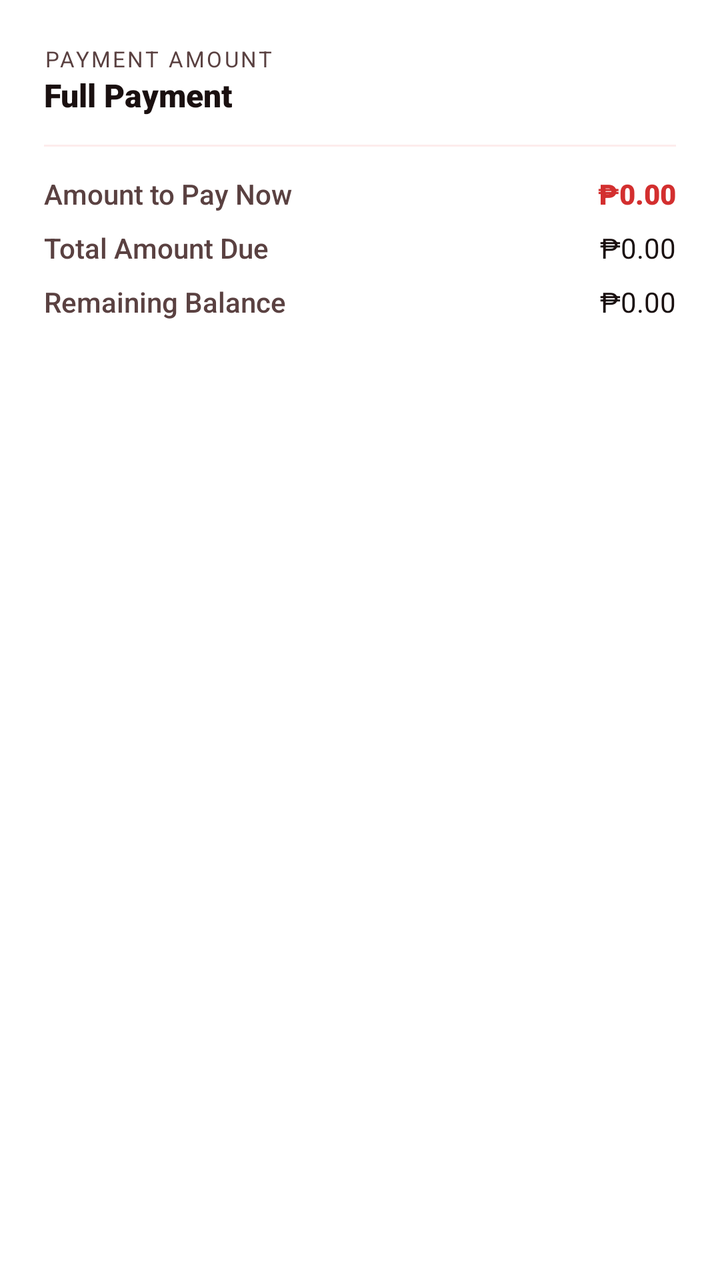
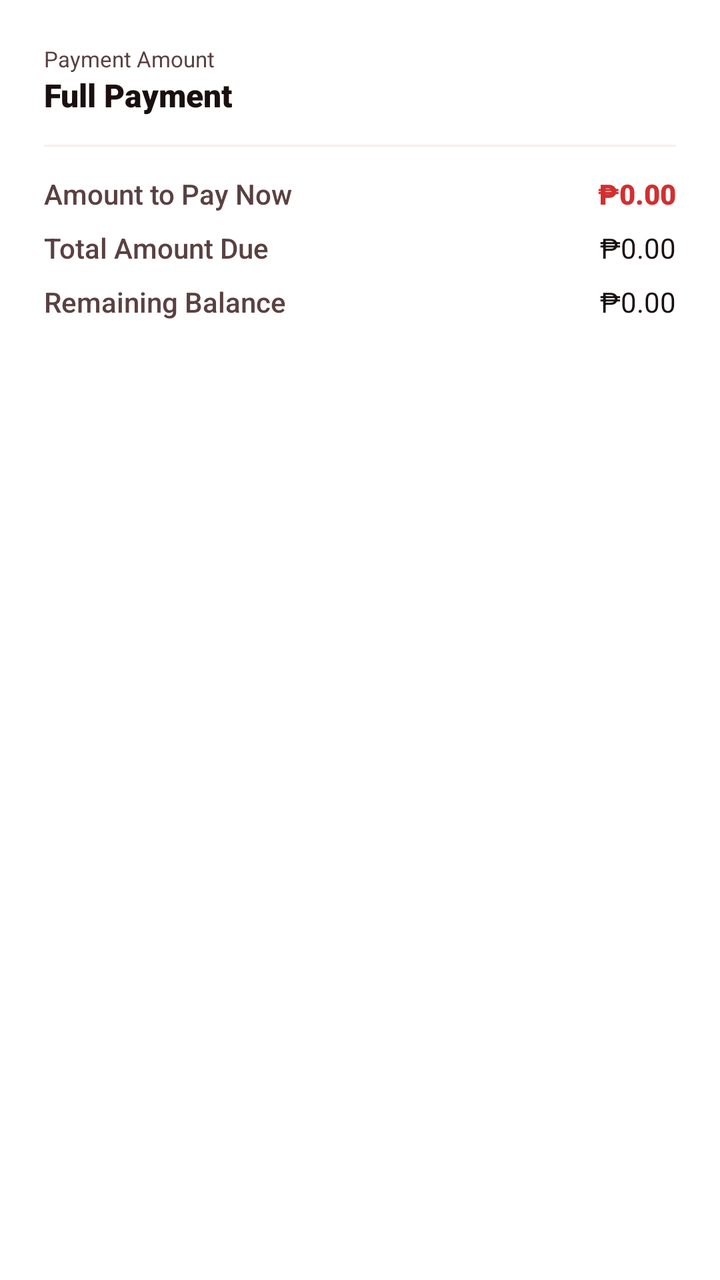

Before-and-after screenshots of an Android layout around one commit, followed by the original layout XML and the change that was made.
<!-- AndroidManifest.xml: application theme Theme.VelocitySuites -->
<!-- res/layout/dialog_payment_confirmation.xml -->
<?xml version="1.0" encoding="utf-8"?>
<LinearLayout xmlns:android="http://schemas.android.com/apk/res/android"
    android:layout_width="match_parent"
    android:layout_height="wrap_content"
    android:orientation="vertical"
    android:padding="22dp">

    <TextView
        android:layout_width="wrap_content"
        android:layout_height="wrap_content"
        android:text="@string/payment_option_label"
        android:textAllCaps="true"
        android:letterSpacing="0.1"
        android:textColor="@color/velocity_text_secondary"
        android:fontFamily="sans-serif-bold"
        android:textSize="11sp" />

    <TextView
        android:id="@+id/confirmPaymentType"
        android:layout_width="wrap_content"
        android:layout_height="wrap_content"
        android:text="@string/payment_type_full"
        android:textColor="@color/velocity_text_primary"
        android:fontFamily="sans-serif-black"
        android:textSize="16sp"
        android:layout_marginBottom="14dp" />

    <View
        android:layout_width="match_parent"
        android:layout_height="1dp"
        android:background="@color/velocity_red_soft"
        android:layout_marginBottom="14dp" />

    <LinearLayout
        android:layout_width="match_parent"
        android:layout_height="wrap_content"
        android:orientation="horizontal"
        android:layout_marginBottom="8dp">
        <TextView
            android:layout_width="0dp"
            android:layout_weight="1"
            android:layout_height="wrap_content"
            android:text="@string/amount_to_pay_label"
            android:textColor="@color/velocity_text_secondary"
            android:fontFamily="sans-serif-medium" />
        <TextView
            android:id="@+id/confirmAmount"
            android:layout_width="wrap_content"
            android:layout_height="wrap_content"
            android:text="@string/zero_amount_display"
            android:textColor="@color/velocity_red_primary"
            android:fontFamily="sans-serif-black" />
    </LinearLayout>

    <LinearLayout
        android:layout_width="match_parent"
        android:layout_height="wrap_content"
        android:orientation="horizontal"
        android:layout_marginBottom="8dp">
        <TextView
            android:layout_width="0dp"
            android:layout_weight="1"
            android:layout_height="wrap_content"
            android:text="@string/total_amount_due"
            android:textColor="@color/velocity_text_secondary"
            android:fontFamily="sans-serif-medium" />
        <TextView
            android:id="@+id/confirmTotalDue"
            android:layout_width="wrap_content"
            android:layout_height="wrap_content"
            android:text="@string/zero_amount_display"
            android:textColor="@color/velocity_text_primary"
            android:fontFamily="sans-serif-bold" />
    </LinearLayout>

    <LinearLayout
        android:layout_width="match_parent"
        android:layout_height="wrap_content"
        android:orientation="horizontal">
        <TextView
            android:layout_width="0dp"
            android:layout_weight="1"
            android:layout_height="wrap_content"
            android:text="@string/remaining_balance_label"
            android:textColor="@color/velocity_text_secondary"
            android:fontFamily="sans-serif-medium" />
        <TextView
            android:id="@+id/confirmRemainingBalance"
            android:layout_width="wrap_content"
            android:layout_height="wrap_content"
            android:text="@string/zero_amount_display"
            android:textColor="@color/velocity_text_primary"
            android:fontFamily="sans-serif-bold" />
    </LinearLayout>

</LinearLayout>
<!-- resources referenced by this layout -->
<resources>
  <color name="velocity_red_primary">#D32F2F</color>
  <color name="velocity_red_soft">#FDECEC</color>
  <color name="velocity_text_primary">#1A1010</color>
  <color name="velocity_text_secondary">#5A4141</color>
  <string name="amount_to_pay_label">Amount to Pay Now</string>
  <string name="payment_option_label">Payment Amount</string>
  <string name="payment_type_full">Full Payment</string>
  <string name="remaining_balance_label">Remaining Balance</string>
  <string name="total_amount_due">Total Amount Due</string>
  <string name="zero_amount_display">₱0.00</string>
  <color name="velocity_red_dark">#7F1212</color>
  <color name="white">#FFFFFFFF</color>
  <color name="velocity_red_rose">#EF5350</color>
  <color name="velocity_red_deep">#5A0A0A</color>
  <style name="ShapeAppearance.Velocity.Square" parent="">
          <item name="cornerFamily">rounded</item>
          <item name="cornerSize">0dp</item>
      </style>
  <style name="ShapeAppearance.Velocity.Card" parent="">
          <item name="cornerFamily">rounded</item>
          <item name="cornerSize">@dimen/card_corner_radius</item>
      </style>
  <style name="Widget.Velocity.Flat.Button" parent="Widget.MaterialComponents.Button">
          <item name="cornerRadius">0dp</item>
          <item name="android:stateListAnimator">@null</item>
          <item name="android:elevation">0dp</item>
          <item name="android:minHeight">48dp</item>
          <item name="android:insetTop">0dp</item>
          <item name="android:insetBottom">0dp</item>
          <item name="android:textAllCaps">false</item>
          <item name="shapeAppearance">@style/ShapeAppearance.Velocity.Square</item>
      </style>
  <style name="Widget.Velocity.Card.Flat" parent="Widget.MaterialComponents.CardView">
          <item name="cardElevation">@dimen/card_elevation</item>
          <item name="cardCornerRadius">@dimen/card_corner_radius</item>
          <item name="cardBackgroundColor">@color/velocity_surface_elevated</item>
          <item name="strokeColor">@color/velocity_divider_hairline</item>
          <item name="strokeWidth">1dp</item>
          <item name="shapeAppearance">@style/ShapeAppearance.Velocity.Card</item>
      </style>
  <style name="Widget.Velocity.Flat.Chip" parent="Widget.MaterialComponents.Chip.Choice">
          <item name="shapeAppearance">@style/ShapeAppearance.Velocity.Square</item>
          <item name="shapeAppearanceOverlay">@style/ShapeAppearance.Velocity.Square</item>
          <item name="chipCornerRadius">0dp</item>
          <item name="android:minHeight">48dp</item>
          <item name="chipMinHeight">48dp</item>
          <item name="chipStrokeWidth">1dp</item>
          <item name="android:elevation">0dp</item>
      </style>
  <style name="Widget.Velocity.Flat.Snackbar" parent="Widget.MaterialComponents.Snackbar">
          <item name="android:background">@drawable/bg_snackbar_flat</item>
          <item name="android:elevation">0dp</item>
      </style>
  <dimen name="card_corner_radius">12dp</dimen>
  <dimen name="card_elevation">2dp</dimen>
  <color name="velocity_surface_elevated">#FFFFFF</color>
  <color name="velocity_divider_hairline">#1A000000</color>
  <!-- drawable bg_snackbar_flat (drawable) -->
  <?xml version="1.0" encoding="utf-8"?>
  <shape xmlns:android="http://schemas.android.com/apk/res/android" android:shape="rectangle">
      <solid android:color="#323232" />
      <stroke android:width="1dp" android:color="#33FFFFFF" />
      <corners android:radius="0dp" />
  </shape>
  <style name="Widget.Velocity.Flat.BottomSheet" parent="Widget.MaterialComponents.BottomSheet.Modal">
          <item name="shapeAppearanceOverlay">@style/ShapeAppearance.Velocity.Square</item>
          <item name="android:elevation">0dp</item>
          <item name="backgroundTint">@color/velocity_surface_elevated</item>
      </style>
  <!-- unchanged entries left out for length: 6 -->
</resources>

<!-- the commit's change to res/layout/dialog_payment_confirmation.xml (unified diff, before → after) -->
@@ -9,8 +9,8 @@
         android:layout_width="wrap_content"
         android:layout_height="wrap_content"
         android:text="@string/payment_option_label"
-        android:textAllCaps="true"
-        android:letterSpacing="0.1"
+        android:textAllCaps="false"
+        android:letterSpacing="0"
         android:textColor="@color/velocity_text_secondary"
         android:fontFamily="sans-serif-bold"
         android:textSize="11sp" />
